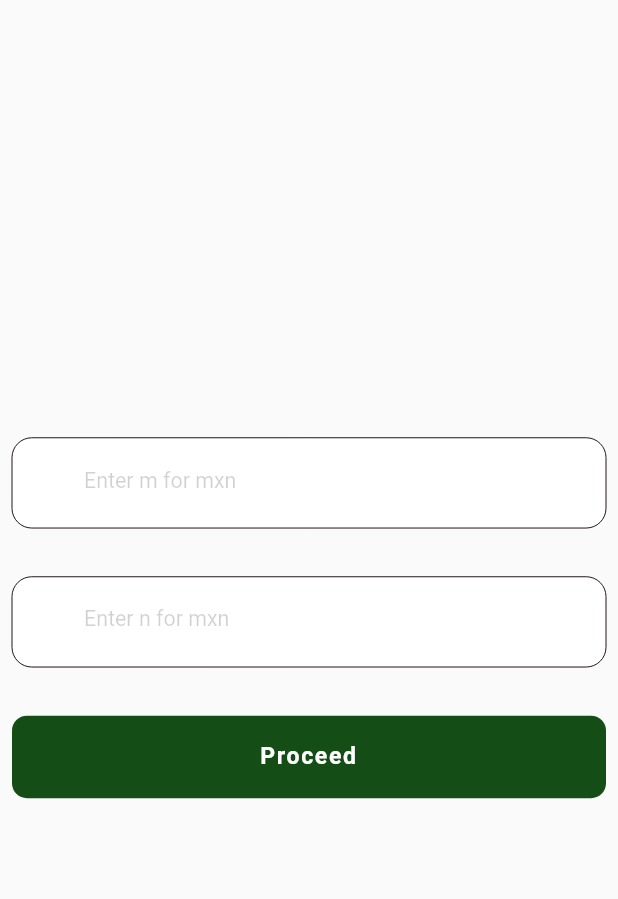
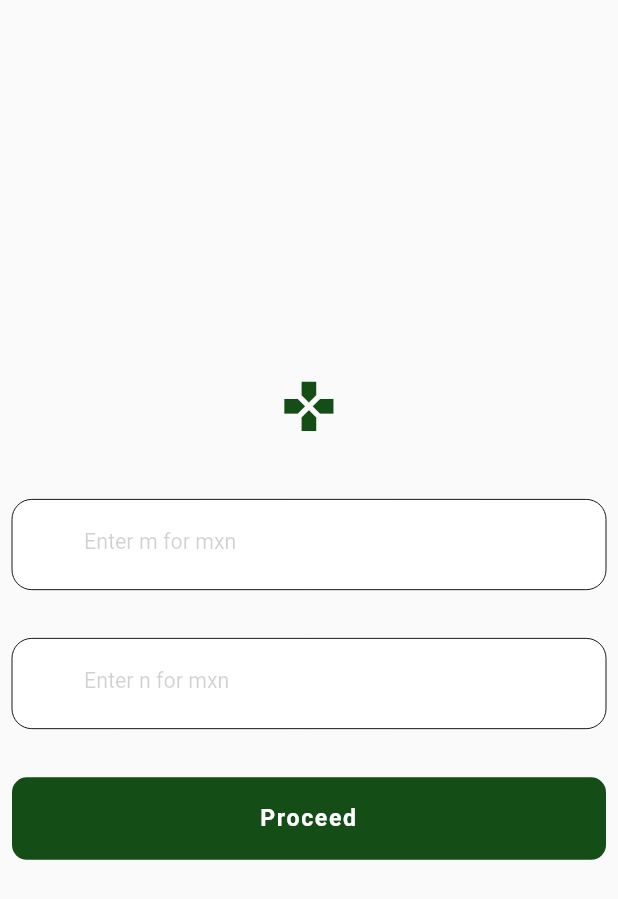
Before and after one commit to uttam-laila/mobigic_test, a Flutter app: the screen it shows after launch, on a phone screen of 412 x 824 dp. Shown: the top 899 px of the screen. Run offline on Flutter 3.47's test engine with Material 2 defaults, Android fonts, the phone set to English and light mode, and no system bars; our stand-ins replace flutter_screenutil, get_it, injectable.

Commit message:
Everything in place

```diff
--- a/lib/presentation/home_screen.dart
+++ b/lib/presentation/home_screen.dart
@@ -19,6 +19,14 @@ class HomePage extends StatelessWidget {
         child: Column(
           children: [
             Expanded(child: Container()),
+            Icon(
+              Icons.gamepad,
+              color: AppConstants.green,
+              size: 36.sp,
+            ),
+            SizedBox(
+              height: 42.h,
+            ),
             ContainerWithBorder(
               borderRadius: 12.sp,
               borderColor: AppConstants.textColor,
```
